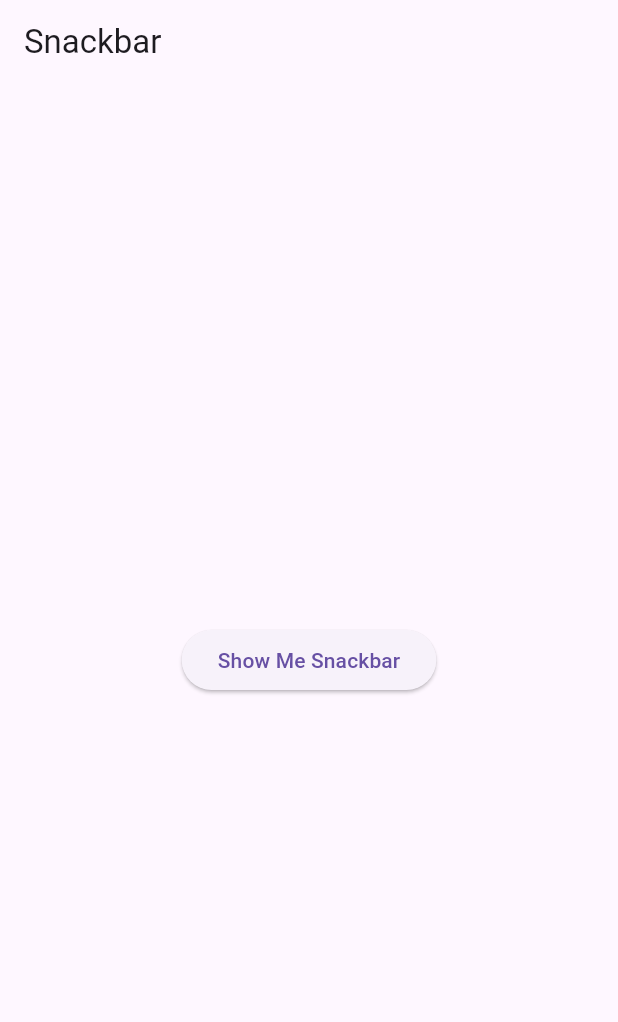
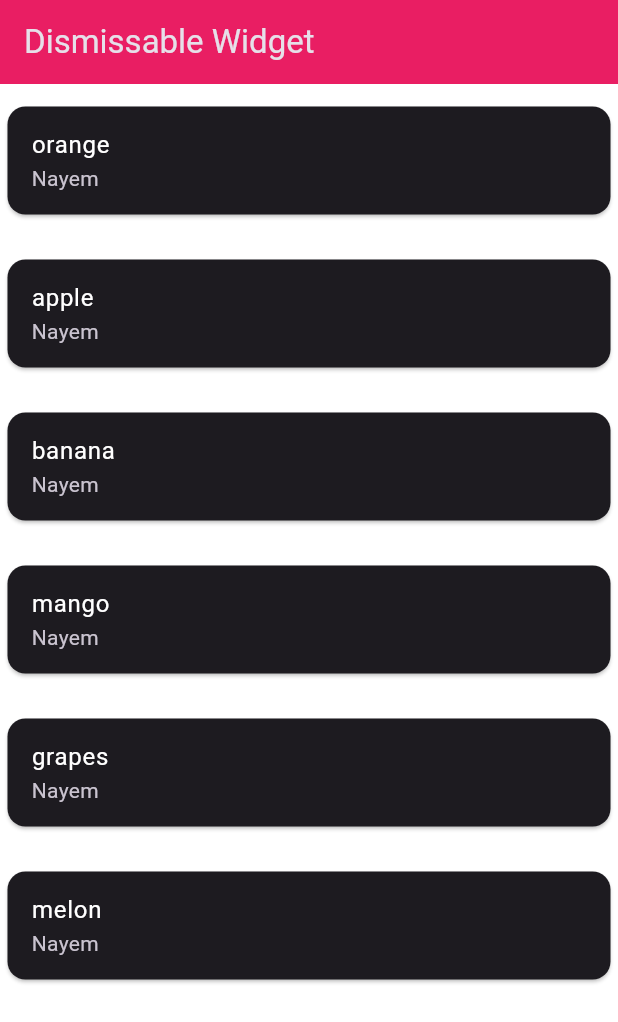
Before and after one commit to iamjnayem/flutter-concepts-30-days, a Flutter app: the screen it shows after launch, on a phone screen of 412 x 824 dp. Shown: the top 1022 px of the screen. Run offline on Flutter 3.47's test engine with Material 3 defaults, Android fonts, the phone set to English and light mode, and no system bars.

Commit message:
implement dimissible widget

```diff
--- a/lib/main.dart
+++ b/lib/main.dart
@@ -1,6 +1,7 @@
 import 'package:flutter/material.dart';
 import 'package:ui_concept/widgets/Container_Sized.dart';
 import 'package:ui_concept/widgets/button.dart';
+import 'package:ui_concept/widgets/dismissiable.dart';
 import 'package:ui_concept/widgets/list_grid.dart';
 import 'package:ui_concept/widgets/rowscols.dart';
 import 'package:ui_concept/widgets/snackbar.dart';
@@ -15,10 +16,10 @@ class MyApp extends StatelessWidget {
     return MaterialApp(
       debugShowCheckedModeBanner: false,
       theme: ThemeData(
-        brightness: Brightness.light,
+        brightness: Brightness.dark,
         primaryColor: Colors.deepOrange,
       ),
-      home: SnackbarWidget(),
+      home: DismissibleWidget(),
     );
   }
 }
--- /dev/null
+++ b/lib/widgets/dismissiable.dart
@@ -0,0 +1,68 @@
+import 'package:flutter/material.dart';
+
+class DismissibleWidget extends StatefulWidget {
+  const DismissibleWidget({super.key});
+
+  @override
+  State<DismissibleWidget> createState() => _DismissibleWidgetState();
+}
+
+class _DismissibleWidgetState extends State<DismissibleWidget> {
+  List<String> fruits = [
+    'orange',
+    'apple',
+    'banana',
+    'mango',
+    'grapes',
+    'melon'
+  ];
+
+  @override
+  Widget build(BuildContext context) {
+    return Scaffold(
+      appBar: AppBar(
+        title: const Text('Dismissable Widget'),
+        backgroundColor: Colors.pink[500],
+      ),
+      body: Container(
+        decoration: BoxDecoration(color: Colors.white),
+        child: ListView.builder(
+          itemBuilder: (context, index) {
+            final fruit = fruits[index];
+            return Dismissible(
+              onDismissed: (direction) {
+                if (direction == DismissDirection.startToEnd) {
+                  var snackBar = SnackBar(
+                    content: Text(fruits[index]),
+                    backgroundColor: Colors.blue[400],
+                  );
+                  ScaffoldMessenger.of(context).showSnackBar(snackBar);
+                } else {
+                  var snackBar = SnackBar(
+                    content: Text(fruits[index]),
+                    backgroundColor: Colors.green[400],
+                  );
+                  ScaffoldMessenger.of(context).showSnackBar(snackBar);
+                }
+              },
+              key: Key(fruit),
+              background: Container(color: Colors.blue[400]),
+              secondaryBackground: Container(color: Colors.green[400]),
+              child: Card(
+                margin: EdgeInsets.fromLTRB(5, 15, 5, 15),
+                child: ListTile(
+                  title: Text(
+                    fruits[index],
+                    style: TextStyle(color: Colors.white),
+                  ),
+                  subtitle: const Text('Nayem'),
+                ),
+              ),
+            );
+          },
+          itemCount: fruits.length,
+        ),
+      ),
+    );
+  }
+}
```
